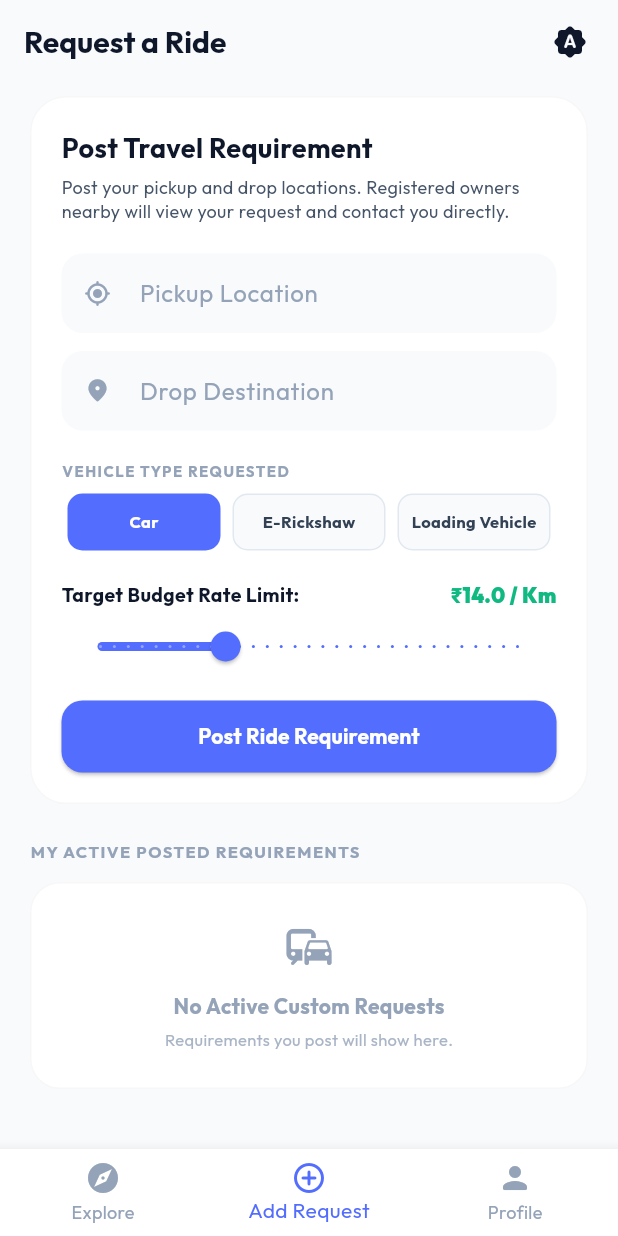
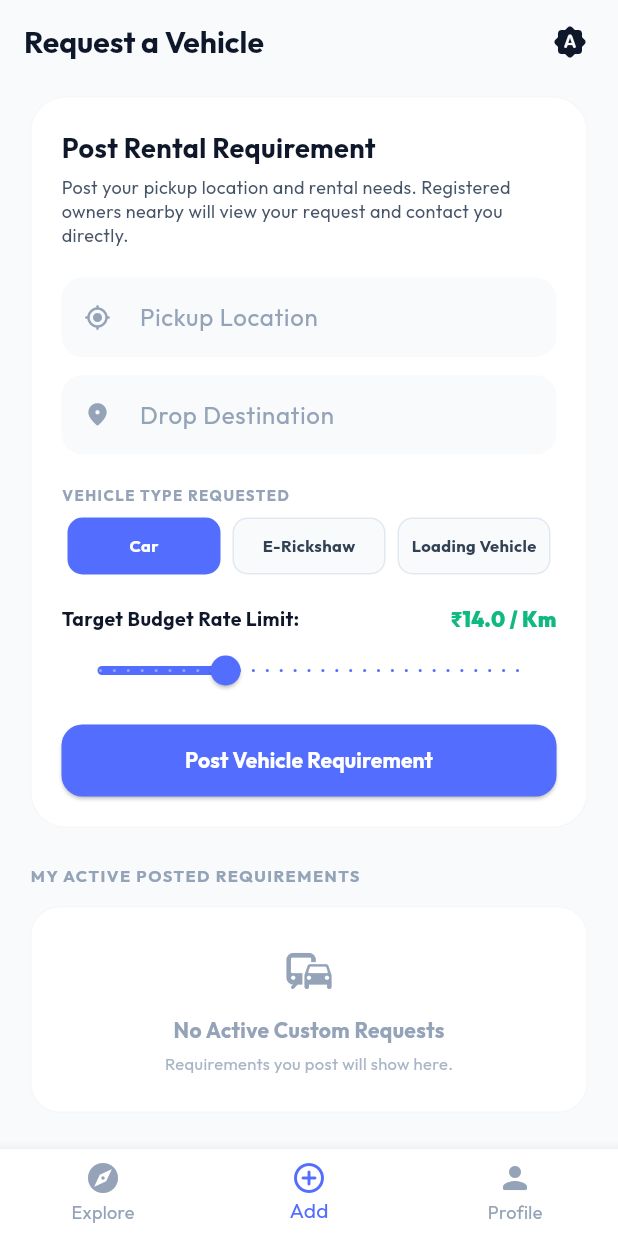
Before and after one commit to SurajChaurasia84/GaadiSaathi, a Flutter app: the CustomerHomeScreen screen opened directly, item 2 of the bottom bar chosen, on a phone screen of 412 x 824 dp. Run offline on Flutter 3.47's test engine with Material 3 defaults, Android fonts, the phone set to English and light mode, and no system bars; our stand-ins replace google_fonts; network calls fail.

Commit message:
feat(customer): enhance customer home screen

```diff
--- a/lib/screens/customer/customer_home_screen.dart
+++ b/lib/screens/customer/customer_home_screen.dart
@@ -58,7 +58,7 @@ class _CustomerHomeScreenState extends State<CustomerHomeScreen> {
           _currentIndex == 0
               ? 'GaadiSaathi'
               : _currentIndex == 1
-                  ? 'Request a Ride'
+                  ? 'Request a Vehicle'
                   : 'My Profile',
           style: TextStyle(color: context.textColor, fontWeight: FontWeight.bold),
         ),
@@ -97,7 +97,7 @@ class _CustomerHomeScreenState extends State<CustomerHomeScreen> {
           ),
           BottomNavigationBarItem(
             icon: Icon(Icons.add_circle_outline_rounded),
-            label: 'Add Request',
+            label: 'Add',
           ),
           BottomNavigationBarItem(
             icon: Icon(Icons.person_rounded),
@@ -302,7 +302,7 @@ class _CustomerHomeScreenState extends State<CustomerHomeScreen> {
                 crossAxisAlignment: CrossAxisAlignment.stretch,
                 children: [
                   Text(
-                    'Post Travel Requirement',
+                    'Post Rental Requirement',
                     style: TextStyle(
                       color: context.textColor,
                       fontSize: 18,
@@ -311,7 +311,7 @@ class _CustomerHomeScreenState extends State<CustomerHomeScreen> {
                   ),
                   const SizedBox(height: 6),
                   Text(
-                    'Post your pickup and drop locations. Registered owners nearby will view your request and contact you directly.',
+                    'Post your pickup location and rental needs. Registered owners nearby will view your request and contact you directly.',
                     style: TextStyle(color: context.textColor54, fontSize: 12, height: 1.3),
                   ),
                   const SizedBox(height: 20),
@@ -447,7 +447,7 @@ class _CustomerHomeScreenState extends State<CustomerHomeScreen> {
                       });
                       ScaffoldMessenger.of(context).showSnackBar(
                         const SnackBar(
-                          content: Text('Travel Requirement Posted Successfully!'),
+                          content: Text('Vehicle Requirement Posted Successfully!'),
                           backgroundColor: Color(0xFF10B981),
                         ),
                       );
@@ -457,7 +457,7 @@ class _CustomerHomeScreenState extends State<CustomerHomeScreen> {
                       shape: RoundedRectangleBorder(borderRadius: BorderRadius.circular(14)),
                       padding: const EdgeInsets.symmetric(vertical: 14),
                     ),
-                    child: const Text('Post Ride Requirement', style: TextStyle(color: Colors.white, fontWeight: FontWeight.bold)),
+                    child: const Text('Post Vehicle Requirement', style: TextStyle(color: Colors.white, fontWeight: FontWeight.bold)),
                   ),
                 ],
               ),
@@ -668,7 +668,7 @@ class _CustomerHomeScreenState extends State<CustomerHomeScreen> {
             child: Row(
               mainAxisAlignment: MainAxisAlignment.spaceAround,
               children: [
-                _buildStatItem('Rides Completed', '12'),
+                _buildStatItem('Rentals Completed', '12'),
                 _buildStatItem('Total Spent', '₹840'),
                 _buildStatItem('Active Posts', '${_postedRequests.length}'),
               ],
```
